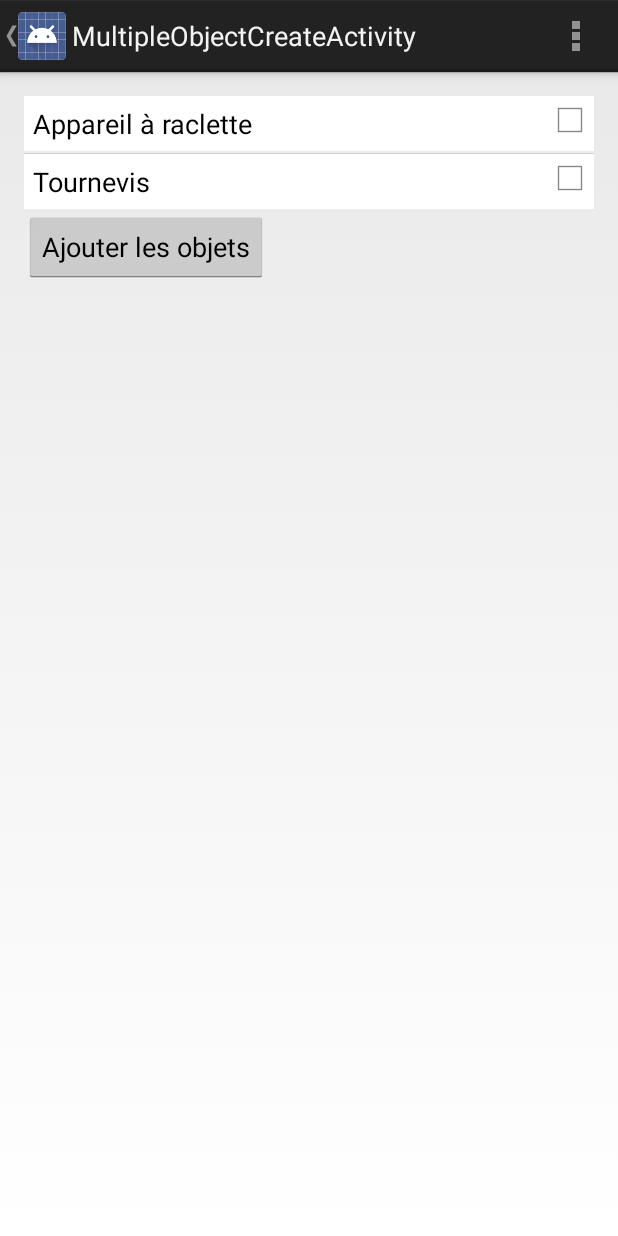
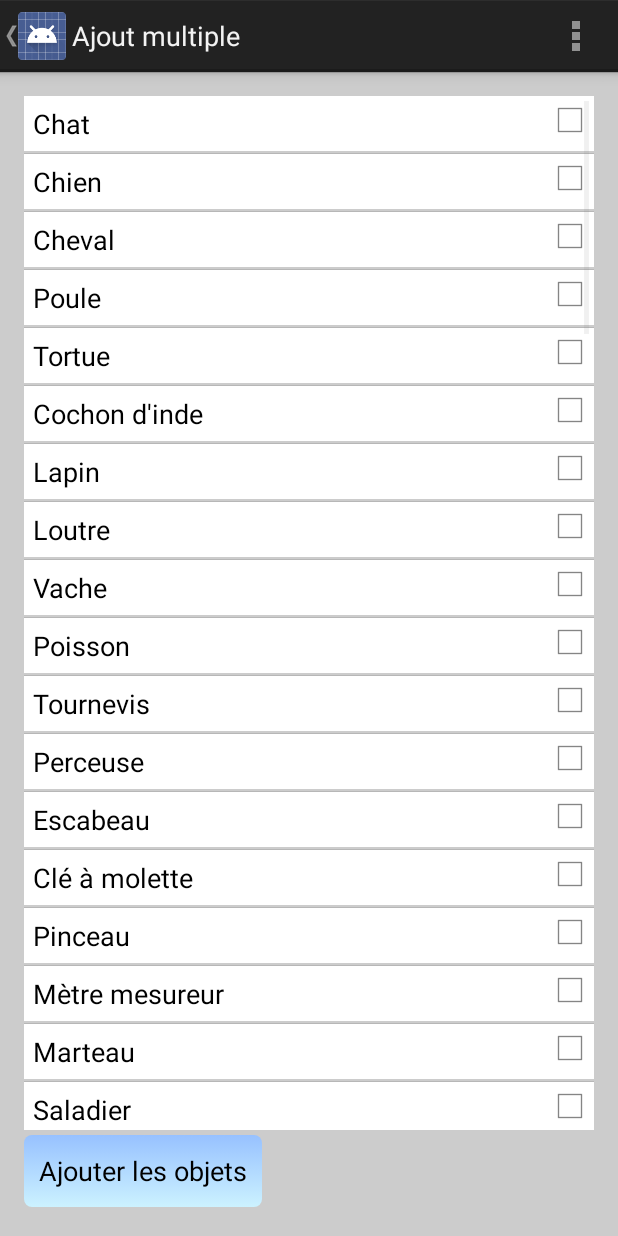
Before and after one commit to lcrepet/ShareIt-client, an Android app: the MultipleObjectCreateActivity screen opened directly, with no data from a screen before it, on a phone screen of 412 x 824 dp. Run offline under Robolectric (Android 15) with nearby library versions, the phone set to English and light mode, and no system bars.

Commit message:
add a lot of objects !!

```diff
--- a/app/src/main/java/fr/lyon/insa/ot/sims/shareit_client/Adapters/ObjectsListAdapter.java
+++ b/app/src/main/java/fr/lyon/insa/ot/sims/shareit_client/Adapters/ObjectsListAdapter.java
@@ -83,6 +83,8 @@ public class ObjectsListAdapter extends BaseAdapter {
             }
         });
 
+        checkBox.setChecked(listCheck.get(position));
+
         return convertView;
     }
 }
--- a/app/src/main/java/fr/lyon/insa/ot/sims/shareit_client/PreDefinedObjects.java
+++ b/app/src/main/java/fr/lyon/insa/ot/sims/shareit_client/PreDefinedObjects.java
@@ -11,8 +11,82 @@ public class PreDefinedObjects {
 
     public PreDefinedObjects(){
         list = new ArrayList<>();
+        list.add(new PredefinedObject("Chat", 1));
+        list.add(new PredefinedObject("Chien", 1));
+        list.add(new PredefinedObject("Cheval", 1));
+        list.add(new PredefinedObject("Poule", 1));
+        list.add(new PredefinedObject("Tortue", 1));
+        list.add(new PredefinedObject("Cochon d'inde", 1));
+        list.add(new PredefinedObject("Lapin", 1));
+        list.add(new PredefinedObject("Loutre", 1));
+        list.add(new PredefinedObject("Vache", 1));
+        list.add(new PredefinedObject("Poisson", 1));
+        list.add(new PredefinedObject("Tournevis", 2));
+        list.add(new PredefinedObject("Perceuse", 2));
+        list.add(new PredefinedObject("Escabeau", 2));
+        list.add(new PredefinedObject("Clé à molette", 2));
+        list.add(new PredefinedObject("Pinceau", 2));
+        list.add(new PredefinedObject("Mètre mesureur", 2));
+        list.add(new PredefinedObject("Marteau", 2));
+        list.add(new PredefinedObject("Saladier", 3));
+        list.add(new PredefinedObject("Casserole", 3));
+        list.add(new PredefinedObject("Cocotte minute", 3));
+        list.add(new PredefinedObject("Appareil à crêpes", 3));
+        list.add(new PredefinedObject("Appareil à fondue", 3));
+        list.add(new PredefinedObject("Grille pain", 3));
+        list.add(new PredefinedObject("Bouilloire", 3));
+        list.add(new PredefinedObject("Tire bouchon", 3));
+        list.add(new PredefinedObject("Couverts", 3));
+        list.add(new PredefinedObject("Assiettes", 3));
+        list.add(new PredefinedObject("Verres", 3));
         list.add(new PredefinedObject("Appareil à raclette", 3));
-        list.add(new PredefinedObject("Tournevis", 2));
+        list.add(new PredefinedObject("Guirlande", 4));
+        list.add(new PredefinedObject("Lampe", 4));
+        list.add(new PredefinedObject("Bougies", 4));
+        list.add(new PredefinedObject("Guitare", 5));
+        list.add(new PredefinedObject("Clavier", 5));
+        list.add(new PredefinedObject("Flûte", 5));
+        list.add(new PredefinedObject("Violon", 5));
+        list.add(new PredefinedObject("Tambour", 5));
+        list.add(new PredefinedObject("Pelle", 6));
+        list.add(new PredefinedObject("Brouette", 6));
+        list.add(new PredefinedObject("Rateau", 6));
+        list.add(new PredefinedObject("Tondeuse", 6));
+        list.add(new PredefinedObject("Tronconneuse", 6));
+        list.add(new PredefinedObject("Taille haie", 6));
+        list.add(new PredefinedObject("Bêche", 6));
+        list.add(new PredefinedObject("Seau", 6));
+        list.add(new PredefinedObject("Arrosoir", 6));
+        list.add(new PredefinedObject("DVD", 8));
+        list.add(new PredefinedObject("CD", 8));
+        list.add(new PredefinedObject("Lecteur DVD", 8));
+        list.add(new PredefinedObject("Ordinateur", 8));
+        list.add(new PredefinedObject("Enceintes", 8));
+        list.add(new PredefinedObject("Télévision", 8));
+        list.add(new PredefinedObject("Console de jeux", 8));
+        list.add(new PredefinedObject("MP3", 8));
+        list.add(new PredefinedObject("Vélo", 9));
+        list.add(new PredefinedObject("Trotinette", 9));
+        list.add(new PredefinedObject("Rollers", 9));
+        list.add(new PredefinedObject("Voiture", 9));
+        list.add(new PredefinedObject("Skate", 9));
+        list.add(new PredefinedObject("Skis", 9));
+        list.add(new PredefinedObject("Luge", 9));
+        list.add(new PredefinedObject("Patin", 9));
+        list.add(new PredefinedObject("Canoë", 9));
+        list.add(new PredefinedObject("Catamaran", 9));
+        list.add(new PredefinedObject("Yacht", 9));
+        list.add(new PredefinedObject("Jet privé", 9));
+        list.add(new PredefinedObject("Veste", 10));
+        list.add(new PredefinedObject("Costume", 10));
+        list.add(new PredefinedObject("Chaussures", 10));
+        list.add(new PredefinedObject("Déguisement", 10));
+        list.add(new PredefinedObject("Pantalon", 10));
+        list.add(new PredefinedObject("T Shirt", 10));
+        list.add(new PredefinedObject("Pull", 10));
+        list.add(new PredefinedObject("Robe", 10));
+        list.add(new PredefinedObject("Robe de marriée", 10));
+        list.add(new PredefinedObject("Jupe", 10));
     }
 
     public ArrayList<PredefinedObject> getList() {
--- a/app/src/main/res/layout/activity_multiple_object_create.xml
+++ b/app/src/main/res/layout/activity_multiple_object_create.xml
@@ -4,7 +4,19 @@
     android:paddingRight="@dimen/activity_horizontal_margin"
     android:paddingTop="@dimen/activity_vertical_margin"
     android:paddingBottom="@dimen/activity_vertical_margin"
-    tools:context="fr.lyon.insa.ot.sims.shareit_client.MultipleObjectCreateActivity">
+    tools:context="fr.lyon.insa.ot.sims.shareit_client.MultipleObjectCreateActivity"
+    style="@style/background_style">
+
+    <Button
+        android:layout_width="wrap_content"
+        android:layout_height="wrap_content"
+        android:text="Ajouter les objets"
+        android:id="@+id/addObjects"
+        android:layout_alignParentBottom="true"
+        android:layout_alignParentLeft="true"
+        android:layout_alignParentStart="true"
+        style="@style/button_style"
+        android:background="@drawable/custom_button" />
 
     <ListView
         android:layout_width="wrap_content"
@@ -12,14 +24,7 @@
         android:id="@+id/objectList"
         android:layout_alignParentTop="true"
         android:layout_alignParentLeft="true"
-        android:layout_alignParentStart="true" />
+        android:layout_alignParentStart="true"
+        android:layout_above="@+id/addObjects" />
 
-    <Button
-        android:layout_width="wrap_content"
-        android:layout_height="wrap_content"
-        android:text="Ajouter les objets"
-        android:id="@+id/addObjects"
-        android:layout_below="@+id/objectList"
-        android:layout_alignParentLeft="true"
-        android:layout_alignParentStart="true" />
 </RelativeLayout>
--- a/app/src/main/res/values/strings.xml
+++ b/app/src/main/res/values/strings.xml
@@ -56,6 +56,6 @@
     <string name="note">Valider la note</string>
     <string name="view_all_exchanges">Montrer tous les échanges</string>
     <string name="hide_finished_exchange">Masquer les échanges terminés</string>
-    <string name="title_activity_multiple_object_create">MultipleObjectCreateActivity</string>
+    <string name="title_activity_multiple_object_create">Ajout multiple</string>
 
 </resources>
```
